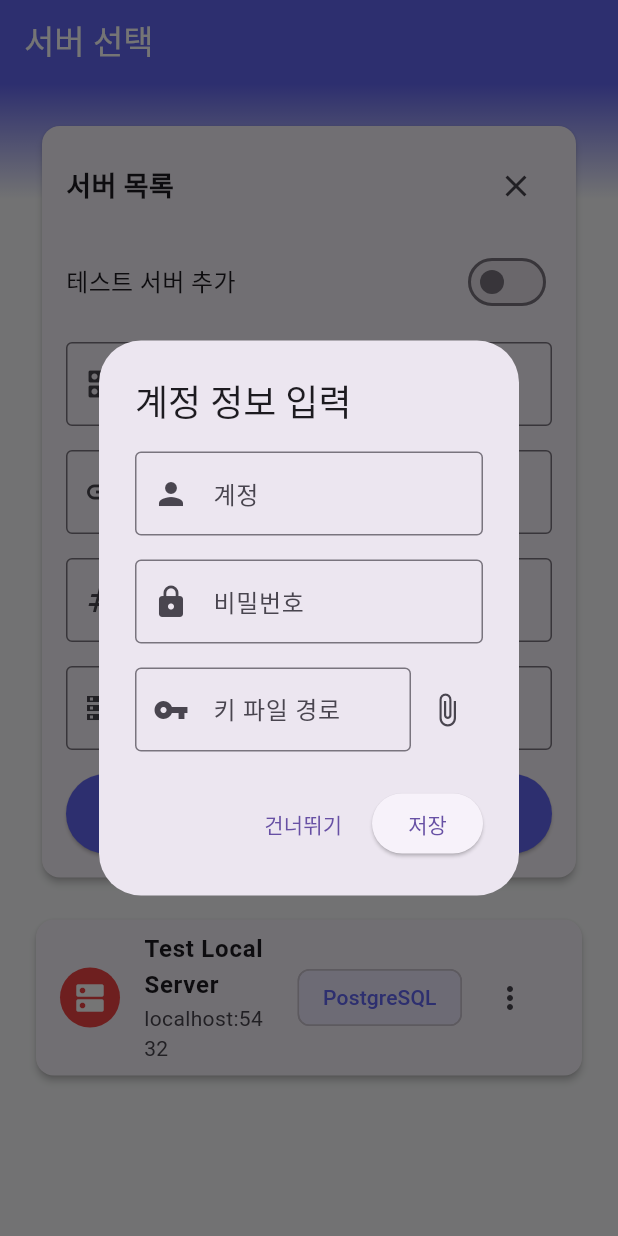
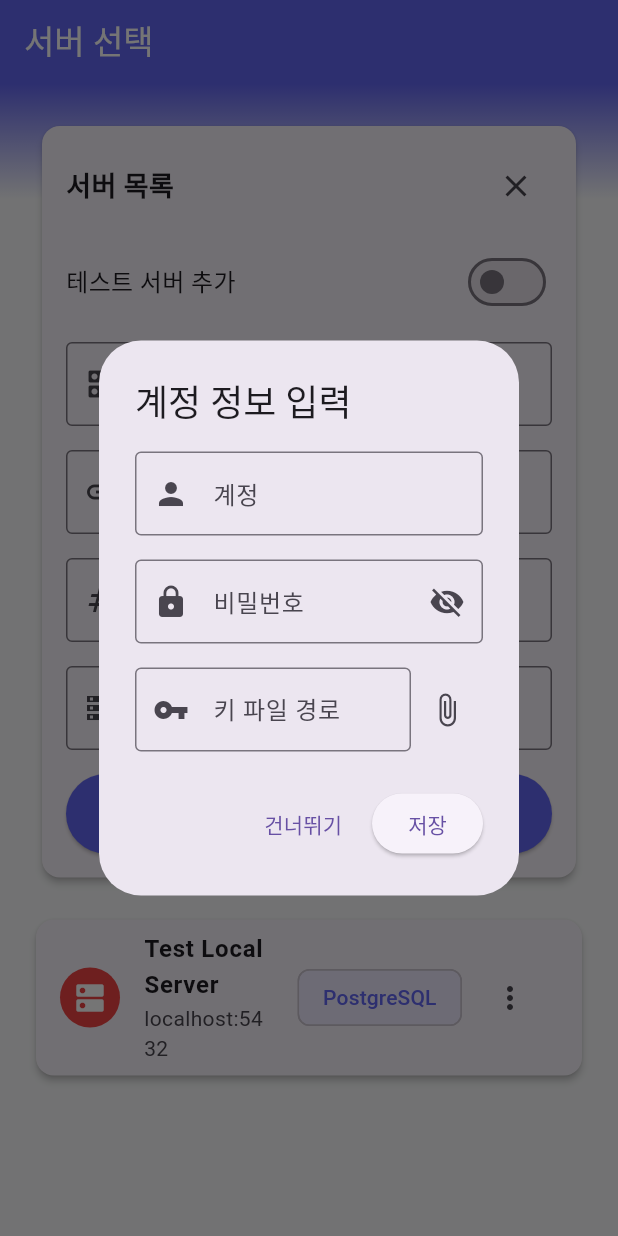
Before and after one commit to AnSuHan/dbHandler, a Flutter app: the screen it shows after launch, after a tap on the "add" icon, after a tap on "Test Local Server", on a phone screen of 412 x 824 dp. Run offline on Flutter 3.47's test engine with Material 3 defaults, Android fonts, the phone set to English and light mode, and no system bars; our stand-ins replace file_picker, shared_preferences, sqflite_common_ffi; missing offline and left inert: postgres; accounts and stored records are empty.

Commit message:
목록이 빈 경우 문구 추가

```diff
--- a/lib/views/server_selection.dart
+++ b/lib/views/server_selection.dart
@@ -94,7 +94,7 @@ class _ServerSelectionScreenState extends State<ServerSelectionScreen> {
 
       if (mounted && createdServer != null) {
         ScaffoldMessenger.of(context).showSnackBar(const SnackBar(content: Text('서버가 추가되었습니다.'), backgroundColor: Colors.green));
-        await _showAuthDialog(createdServer, isTest: _isTestServer);
+        await _showAuthDialog(createdServer, isTest: _isTestServer, isInitialSetup: true);
       }
     } catch (e) {
       if (mounted) {
@@ -103,7 +103,7 @@ class _ServerSelectionScreenState extends State<ServerSelectionScreen> {
     }
   }
 
-  Future<ServerModel?> _showAuthDialog(ServerModel server, {bool isTest = false}) async {
+  Future<ServerModel?> _showAuthDialog(ServerModel server, {bool isTest = false, bool isInitialSetup = false}) async {
     final usernameController = TextEditingController(text: server.username);
     final passwordController = TextEditingController(text: server.password);
     final keyFilePathController = TextEditingController(text: server.keyFilePath);
@@ -115,7 +115,11 @@ class _ServerSelectionScreenState extends State<ServerSelectionScreen> {
 
     return await showDialog<ServerModel?>(
       context: context,
-      builder: (dialogContext) => AlertDialog(
+      builder: (dialogContext) {
+        bool isPasswordObscured = true;
+        return StatefulBuilder(
+          builder: (context, setState) {
+            return AlertDialog(
               title: const Text('계정 정보 입력'),
               content: SingleChildScrollView(
                 child: Column(
@@ -123,12 +127,30 @@ class _ServerSelectionScreenState extends State<ServerSelectionScreen> {
                   children: [
                     TextField(controller: usernameController, decoration: const InputDecoration(labelText: '계정', border: OutlineInputBorder(), prefixIcon: Icon(Icons.person))),
                     const SizedBox(height: 16),
-              TextField(controller: passwordController, obscureText: true, decoration: const InputDecoration(labelText: '비밀번호', border: OutlineInputBorder(), prefixIcon: Icon(Icons.lock))),
+                    TextField(
+                      controller: passwordController,
+                      obscureText: isPasswordObscured,
+                      decoration: InputDecoration(
+                        labelText: '비밀번호',
+                        border: const OutlineInputBorder(),
+                        prefixIcon: const Icon(Icons.lock),
+                        suffixIcon: IconButton(
+                          icon: Icon(isPasswordObscured ? Icons.visibility_off : Icons.visibility),
+                          onPressed: () {
+                            setState(() {
+                              isPasswordObscured = !isPasswordObscured;
+                            });
+                          },
+                        ),
+                      ),
+                    ),
                     const SizedBox(height: 16),
                     Row(
                       children: [
                         Expanded(child: TextField(controller: keyFilePathController, decoration: const InputDecoration(labelText: '키 파일 경로', border: OutlineInputBorder(), prefixIcon: Icon(Icons.vpn_key)))),
-                  IconButton(icon: const Icon(Icons.attach_file), onPressed: () async {
+                        IconButton(
+                            icon: const Icon(Icons.attach_file),
+                            onPressed: () async {
                               FilePickerResult? result = await FilePicker.platform.pickFiles();
                               if (result != null) {
                                 keyFilePathController.text = result.files.single.path ?? '';
@@ -140,7 +162,10 @@ class _ServerSelectionScreenState extends State<ServerSelectionScreen> {
                 ),
               ),
               actions: [
-          TextButton(onPressed: () => Navigator.pop(dialogContext, null), child: const Text('건너뛰기')),
+                TextButton(
+                  onPressed: () => Navigator.pop(dialogContext, null),
+                  child: Text(isInitialSetup ? '건너뛰기' : '취소'),
+                ),
                 ElevatedButton(
                   onPressed: () async {
                     final updatedServer = server.copyWith(
@@ -155,7 +180,10 @@ class _ServerSelectionScreenState extends State<ServerSelectionScreen> {
                   child: const Text('저장'),
                 ),
               ],
-      ),
+            );
+          },
+        );
+      },
     );
   }
 
@@ -352,6 +380,14 @@ class _ServerSelectionScreenState extends State<ServerSelectionScreen> {
             Expanded(
               child: _isLoading
                   ? const Center(child: CircularProgressIndicator())
+                  : _servers.isEmpty
+                      ? const Center(
+                          child: Text(
+                            '서버가 없습니다. + 버튼을 눌러 서버를 추가해주세요.',
+                            style: TextStyle(fontSize: 16, color: Colors.grey),
+                            textAlign: TextAlign.center,
+                          ),
+                        )
                       : ListView.builder(
                           padding: const EdgeInsets.symmetric(horizontal: 24.0),
                           itemCount: _servers.length,
@@ -363,16 +399,20 @@ class _ServerSelectionScreenState extends State<ServerSelectionScreen> {
                               elevation: 2,
                               child: InkWell(
                                 onTap: () async {
+                                  // await 호출 전에 context를 사용하여 NavigatorState를 미리 가져옵니다.
+                                  final navigator = Navigator.of(context);
                                   ServerModel? targetServer = server;
                                   bool needsAuth = (targetServer.username == null || targetServer.username!.isEmpty) && (targetServer.password == null || targetServer.password!.isEmpty);
 
                                   if (needsAuth) {
-                                targetServer = await _showAuthDialog(server, isTest: isTestServer);
+                                    targetServer = await _showAuthDialog(server, isTest: isTestServer, isInitialSetup: true);
                                   }
 
+                                  // await 호출 후, 위젯이 여전히 화면에 있는지 확인합니다.
                                   if (!mounted || targetServer == null) return;
 
-                              Navigator.pushNamed(context, '/database-selection', arguments: targetServer.toMap());
+                                  // 미리 가져온 navigator를 사용하여 화면을 전환합니다.
+                                  navigator.pushNamed('/database-selection', arguments: targetServer.toMap());
                                 },
                                 child: ListTile(
                                   leading: CircleAvatar(
@@ -388,11 +428,11 @@ class _ServerSelectionScreenState extends State<ServerSelectionScreen> {
                                       const SizedBox(width: 8),
                                       PopupMenuButton<String>(
                                         icon: const Icon(Icons.more_vert),
-                                    onSelected: (value) async {
+                                        onSelected: (value) {
                                           if (value == 'edit_server') {
                                             _showEditServerDialog(server);
                                           } else if (value == 'edit_auth') {
-                                        _showAuthDialog(server);
+                                            _showAuthDialog(server, isInitialSetup: false);
                                           } else if (value == 'delete') {
                                             _showDeleteServerDialog(server);
                                           }
```
Also changed, not shown: lib/views/database_selection.dart (+8 -0 lines), lib/views/table_selection.dart (+8 -0 lines). Lines whose indentation alone changed are shown as unchanged.
